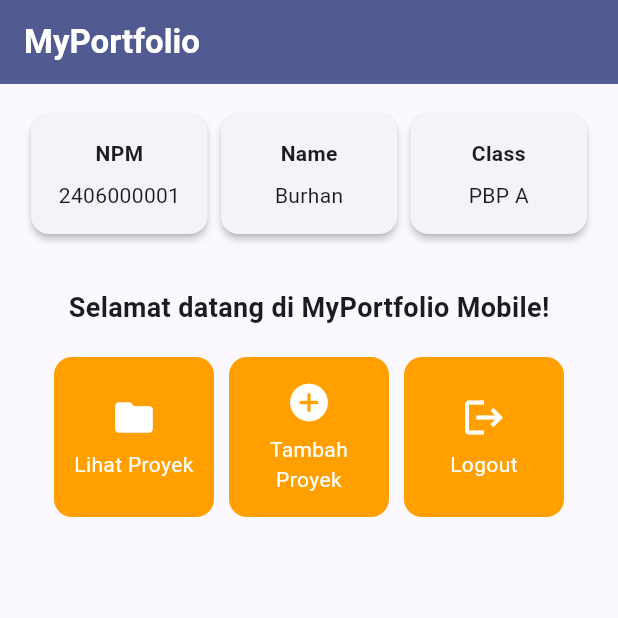
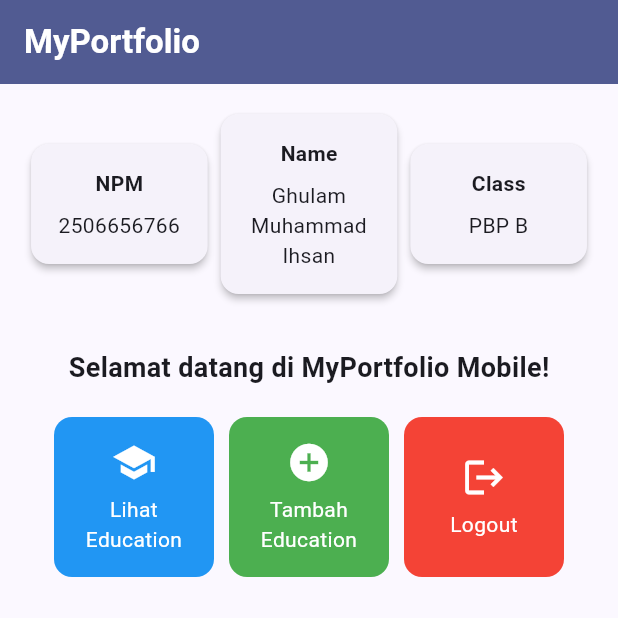
Before and after one commit to lammsann/myportofolio_mobile, a Flutter app: the screen it shows after launch, on a phone screen of 412 x 824 dp, the top half of it. Run offline on Flutter 3.47's test engine with Material 3 defaults, Android fonts, the phone set to English and light mode, and no system bars.

Commit message:
feat: Implementasi InfoCard dan warna ItemCard pada Tugas 7

```diff
--- a/lib/menu.dart
+++ b/lib/menu.dart
@@ -3,14 +3,14 @@ import 'package:flutter/material.dart';
 class MyHomePage extends StatelessWidget {
   MyHomePage({super.key});
 
-  final String npm = "2406000001";
-  final String nama = "Burhan";
-  final String kelas = "PBP A";
+  final String npm = "2506656766";
+  final String nama = "Ghulam Muhammad Ihsan";
+  final String kelas = "PBP B";
 
   final List<ItemHomepage> items = [
-    ItemHomepage("Lihat Proyek", Icons.folder),
-    ItemHomepage("Tambah Proyek", Icons.add_circle),
-    ItemHomepage("Logout", Icons.logout),
+    ItemHomepage("Lihat Education", Icons.school, Colors.blue),
+    ItemHomepage("Tambah Education", Icons.add_circle, Colors.green),
+    ItemHomepage("Logout", Icons.logout, Colors.red),
   ];
 
   @override
@@ -21,10 +21,7 @@ class MyHomePage extends StatelessWidget {
       appBar: AppBar(
         title: const Text(
           'MyPortfolio',
-          style: TextStyle(
-            color: Colors.white,
-            fontWeight: FontWeight.bold,
-          ),
+          style: TextStyle(color: Colors.white, fontWeight: FontWeight.bold),
         ),
         backgroundColor: Theme.of(context).colorScheme.primary,
       ),
@@ -103,12 +100,9 @@ class InfoCard extends StatelessWidget {
         // Menyusun teks title dan content secara vertikal.
         child: Column(
           children: [
-            Text(
-              title,
-              style: const TextStyle(fontWeight: FontWeight.bold),
-            ),
+            Text(title, style: const TextStyle(fontWeight: FontWeight.bold)),
             const SizedBox(height: 8.0),
-            Text(content),
+            Text(content, textAlign: TextAlign.center),
           ],
         ),
       ),
@@ -119,8 +113,9 @@ class InfoCard extends StatelessWidget {
 class ItemHomepage {
   final String name;
   final IconData icon;
+  final Color color;
 
-  ItemHomepage(this.name, this.icon);
+  ItemHomepage(this.name, this.icon, this.color);
 }
 
 class ItemCard extends StatelessWidget {
@@ -131,17 +126,20 @@ class ItemCard extends StatelessWidget {
   @override
   Widget build(BuildContext context) {
     return Material(
-      // Menggunakan warna sekunder dari skema tema aplikasi.
-      color: Theme.of(context).colorScheme.secondary,
+      // Menggunakan warna spesifik dari masing-masing item.
+      color: item.color,
       borderRadius: BorderRadius.circular(12),
       child: InkWell(
+        borderRadius: BorderRadius.circular(12),
         // Aksi ketika kartu ditekan oleh pengguna.
         onTap: () {
           // Menampilkan SnackBar dengan pesan interaktif.
           ScaffoldMessenger.of(context)
             ..hideCurrentSnackBar()
             ..showSnackBar(
-              SnackBar(content: Text("Kamu telah menekan tombol ${item.name}!"))
+              SnackBar(
+                content: Text("Kamu telah menekan tombol ${item.name}!"),
+              ),
             );
         },
         child: Container(
@@ -150,11 +148,7 @@ class ItemCard extends StatelessWidget {
             child: Column(
               mainAxisAlignment: MainAxisAlignment.center,
               children: [
-                Icon(
-                  item.icon,
-                  color: Colors.white,
-                  size: 30.0,
-                ),
+                Icon(item.icon, color: Colors.white, size: 30.0),
                 const Padding(padding: EdgeInsets.all(3)),
                 Text(
                   item.name,
```
Also changed, not shown: 1 other file.
